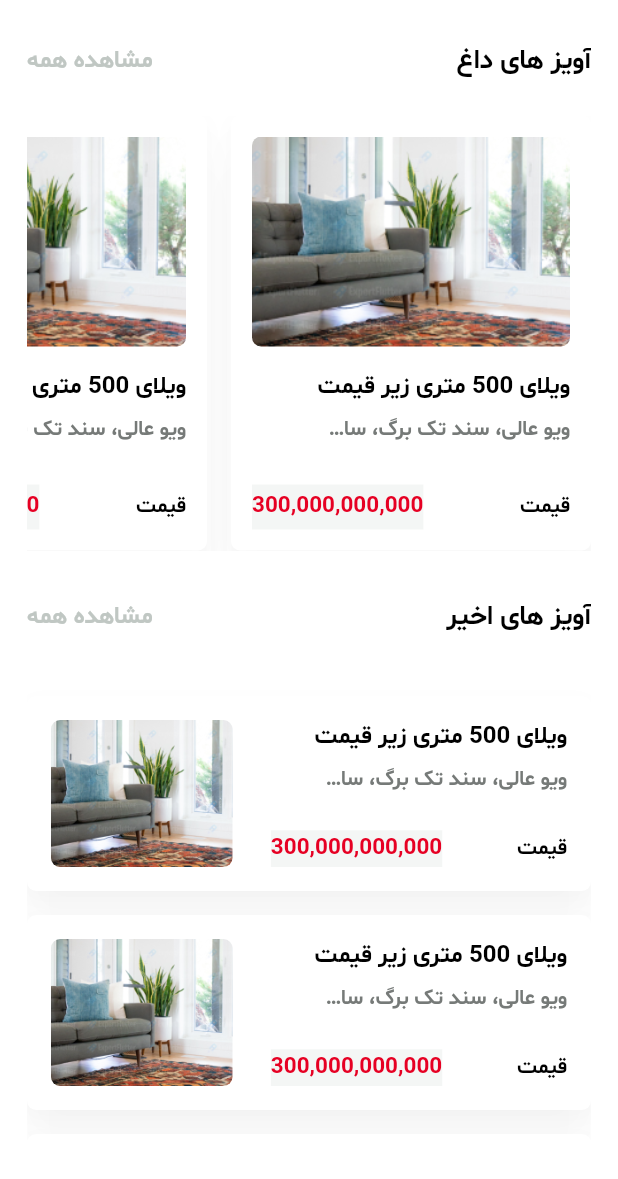
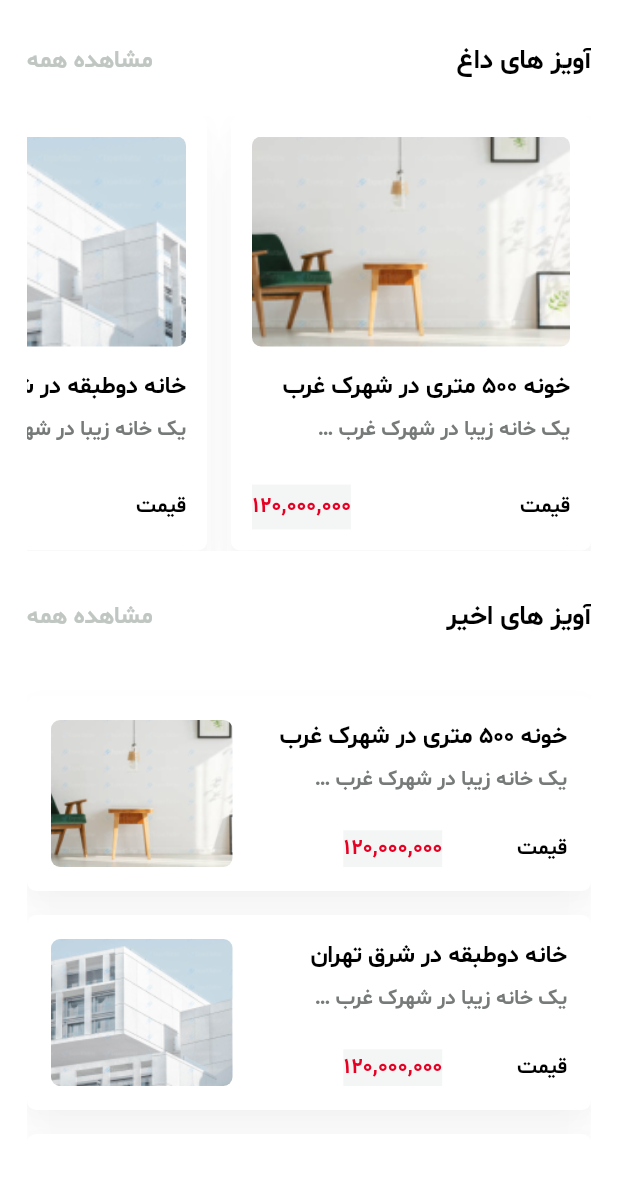
Before and after one commit to MagicalAtom/Avis-DivarClone-, a Flutter app: the HomeScreen screen opened directly, on a phone screen of 412 x 824 dp, the part 57-1236 px from its top. Run offline on Flutter 3.47's test engine with Material 2 defaults, Android fonts, the light colour scheme and no system bars; our stand-ins replace animate_do, dotted_border, dotted_line, flutter_switch; missing offline and left inert: easy_animated_tabbar.

Commit message:
fixed Bug

```diff
--- a/lib/components/bigProduct.dart
+++ b/lib/components/bigProduct.dart
@@ -50,11 +50,14 @@ class BigProduct extends StatelessWidget {
         children: <Widget>[
           ClipRRect(
               borderRadius: BorderRadius.circular(6),
-              child: Image.asset(
-                image,
-                height: 140,
-                width: 230,
-                fit: BoxFit.cover,
+              child: Hero(
+                tag: image,
+                child: Image.asset(
+                  image,
+                  height: 140,
+                  width: 230,
+                  fit: BoxFit.cover,
+                ),
               )),
           const SizedBox(
             height: 16,
--- /dev/null
+++ b/lib/data/product.dart
@@ -0,0 +1,10 @@
+import 'package:divar/models/product.dart';
+
+List<Product> productsHomePage  = [
+  Product(image: 'assets/images/ad-image/1.png', title: 'خونه 500 متری در شهرک غرب', price: '120,000,000', description: 'یک خانه زیبا در شهرک غرب بسیار بزرگ و ویلایی'),
+  Product(image: 'assets/images/ad-image/2.png', title: 'خانه دوطبقه در شرق تهران', price: '120,000,000', description: 'یک خانه زیبا در شهرک غرب بسیار بزرگ و ویلایی'),
+  Product(image: 'assets/images/ad-image/3.png', title: 'انبار بزرگ در مشهد', price: '120,000,000', description: 'یک خانه زیبا در شهرک غرب بسیار بزرگ و ویلایی'),
+  Product(image: 'assets/images/ad-image/4.png', title: 'زمین 100 متری در تهران', price: '120,000,000', description: 'یک خانه زیبا در شهرک غرب بسیار بزرگ و ویلایی'),
+  Product(image: 'assets/images/ad-image/5.png', title: 'خونه 500 متری در شهرک غرب', price: '120,000,000', description: 'یک خانه زیبا در شهرک غرب بسیار بزرگ و ویلایی'),
+  Product(image: 'assets/images/ad-image/6.png', title: 'خونه 500 متری در شهرک غرب', price: '120,000,000', description: 'یک خانه زیبا در شهرک غرب بسیار بزرگ و ویلایی'),
+];
--- a/lib/screens/add_advertising.dart
+++ b/lib/screens/add_advertising.dart
@@ -36,7 +36,7 @@ class _NewAdvertisingState extends State<NewAdvertising> {
               children: [
                  Screen1(controller:pageController),
                  Screen2(controller:pageController),
-                const Screen3(),
+                 Screen3(controller: pageController,),
                 Screen4(),
                 const Screen5(),
               ],
--- a/lib/screens/home_screen.dart
+++ b/lib/screens/home_screen.dart
@@ -1,7 +1,9 @@
+import 'package:animate_do/animate_do.dart';
 import 'package:divar/components/bigProduct.dart';
 import 'package:divar/components/littleProduct.dart';
 import 'package:divar/config/colors.dart';
 import 'package:divar/config/text-style.dart';
+import 'package:divar/data/product.dart';
 import 'package:divar/screens/addvertise_screen.dart';
 import 'package:flutter/material.dart';
 
@@ -29,6 +31,7 @@ class HomeScreen extends StatelessWidget {
           textDirection: TextDirection.rtl,
           child: CustomScrollView(
             slivers: [
+              // hot avis ====================================
               SliverToBoxAdapter(
                 child: breakSection(text: 'آویز های داغ'),
               ),
@@ -41,21 +44,23 @@ class HomeScreen extends StatelessWidget {
                   child: ListView.builder(
                     physics: const BouncingScrollPhysics(),
                     scrollDirection: Axis.horizontal,
-                    itemCount: 10,
+                    itemCount: productsHomePage.length,
                     itemBuilder: (context,index){
                       return Container(
                         margin: index == 0 ? const EdgeInsets.only() : const EdgeInsets.only(right: 16) ,
                         child:  GestureDetector(
                           onTap: () {
                             Navigator.push(context,MaterialPageRoute(builder: (context){
-                              return const AddvertiseScreen();
+                              return  AddvertiseScreen(title: productsHomePage[index].title,image: productsHomePage[index].image,);
                             }));
                           },
-                          child: BigProduct( //
-                            title: 'ویلای 500 متری زیر قیمت',
-                            description: 'ویو عالی، سند تک برگ، سال ساخت ۱۴۰۲، تحویل فوری',
-                            image: 'assets/images/ad-image/5.png',
-                            price: '300,000,000,000',
+                          child: FadeInDown(
+                            child: BigProduct( //
+                              title: productsHomePage[index].title,
+                              description: productsHomePage[index].description,
+                              image: productsHomePage[index].image,
+                              price: productsHomePage[index].price,
+                            ),
                           ),
                         )
                         );
@@ -78,15 +83,24 @@ class HomeScreen extends StatelessWidget {
                   child: ListView.builder(
                     physics: const NeverScrollableScrollPhysics(),
                     scrollDirection: Axis.vertical,
-                    itemCount: 10,
+                    itemCount: productsHomePage.length,
                     itemBuilder: (context,index){
                       return Container(
                         margin: const EdgeInsets.only(top: 16) ,
-                        child:  LittleProduct (
-                          title: 'ویلای 500 متری زیر قیمت',
-                          description: 'ویو عالی، سند تک برگ، سال ساخت ۱۴۰۲، تحویل فوری',
-                          image: 'assets/images/ad-image/5.png',
-                          price: '300,000,000,000',
+                        child:  GestureDetector(
+                          onTap: () {
+                            Navigator.push(context,MaterialPageRoute(builder: (context){
+                              return  AddvertiseScreen(title: productsHomePage[index].title,image: productsHomePage[index].image,);
+                            }));
+                          },
+                          child: FadeInLeft(
+                            child: LittleProduct (
+                               title: productsHomePage[index].title,
+                                description: productsHomePage[index].description,
+                                image: productsHomePage[index].image,
+                                price: productsHomePage[index].price,
+                            ),
+                          ),
                         )
                         );
                     },
--- a/pubspec.yaml
+++ b/pubspec.yaml
@@ -41,6 +41,7 @@ dependencies:
   buttons_tabbar: ^1.3.8
   easy_animated_tabbar: ^0.0.1
   dotted_line: ^3.2.2
+  animate_do: ^3.1.2
 
 dev_dependencies:
   flutter_test:
```
Also changed, not shown: lib/models/product.dart (added, +14 -0 lines), lib/screens/addvertise_screen.dart (+9 -4 lines), lib/screens/newAdvertise/screen1.dart (+20 -54 lines), lib/screens/newAdvertise/screen3.dart (+16 -8 lines), assets/fonts/Shabnam-Bold.ttf, assets/fonts/Shabnam-Medium.ttf, assets/images/icons/bottom.png (added), assets/images/icons/top.png (added), pubspec.lock.
